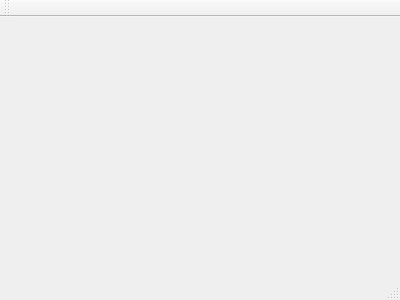
This is mainwindow.ui in SammyEnigma/TextReplacePro as Qt 5 draws it before an edit. The edited form follows.
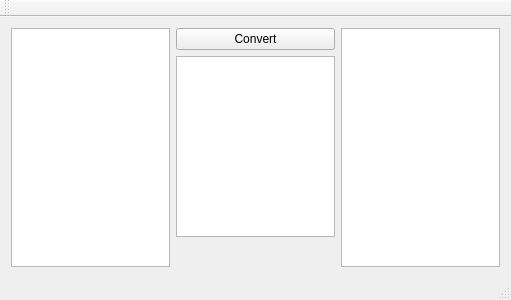
This is the edited form.

The edit to the form file:
```diff
--- a/mainwindow.ui
+++ b/mainwindow.ui
@@ -1,24 +1,71 @@
 <ui version="4.0">
  <class>MainWindow</class>
- <widget class="QMainWindow" name="MainWindow" >
-  <property name="geometry" >
+ <widget class="QMainWindow" name="MainWindow">
+  <property name="geometry">
    <rect>
     <x>0</x>
     <y>0</y>
-    <width>400</width>
+    <width>511</width>
     <height>300</height>
    </rect>
   </property>
   <property name="windowTitle" >
    <string>MainWindow</string>
   </property>
-  <widget class="QMenuBar" name="menuBar" />
-  <widget class="QToolBar" name="mainToolBar" />
-  <widget class="QWidget" name="centralWidget" />
-  <widget class="QStatusBar" name="statusBar" />
+  <widget class="QWidget" name="centralWidget">
+   <layout class="QGridLayout" name="gridLayout">
+    <item row="2" column="1">
+     <spacer name="verticalSpacer">
+      <property name="orientation">
+       <enum>Qt::Vertical</enum>
+      </property>
+      <property name="sizeHint" stdset="0">
+       <size>
+        <width>20</width>
+        <height>40</height>
+       </size>
+      </property>
+     </spacer>
+    </item>
+    <item row="1" column="1">
+     <widget class="QPlainTextEdit" name="plainTextEditRegex"/>
+    </item>
+    <item row="0" column="1">
+     <widget class="QPushButton" name="pushButton">
+      <property name="text">
+       <string>Convert</string>
+      </property>
+     </widget>
+    </item>
+    <item row="0" column="0" rowspan="3">
+     <widget class="QPlainTextEdit" name="plainTextEditInput"/>
+    </item>
+    <item row="0" column="2" rowspan="3">
+     <widget class="QPlainTextEdit" name="plainTextEditOutput"/>
+    </item>
+   </layout>
+  </widget>
+  <widget class="QMenuBar" name="menuBar">
+   <property name="geometry">
+    <rect>
+     <x>0</x>
+     <y>0</y>
+     <width>511</width>
+     <height>25</height>
+    </rect>
+   </property>
+  </widget>
+  <widget class="QToolBar" name="mainToolBar">
+   <attribute name="toolBarArea">
+    <enum>TopToolBarArea</enum>
+   </attribute>
+   <attribute name="toolBarBreak">
+    <bool>false</bool>
+   </attribute>
+  </widget>
+  <widget class="QStatusBar" name="statusBar"/>
  </widget>
- <layoutDefault spacing="6" margin="11" />
- <pixmapfunction></pixmapfunction>
+ <layoutdefault spacing="6" margin="11"/>
  <resources/>
  <connections/>
 </ui>
```
Left out of the diff: 3 changed lines with no effect on the pictures.
